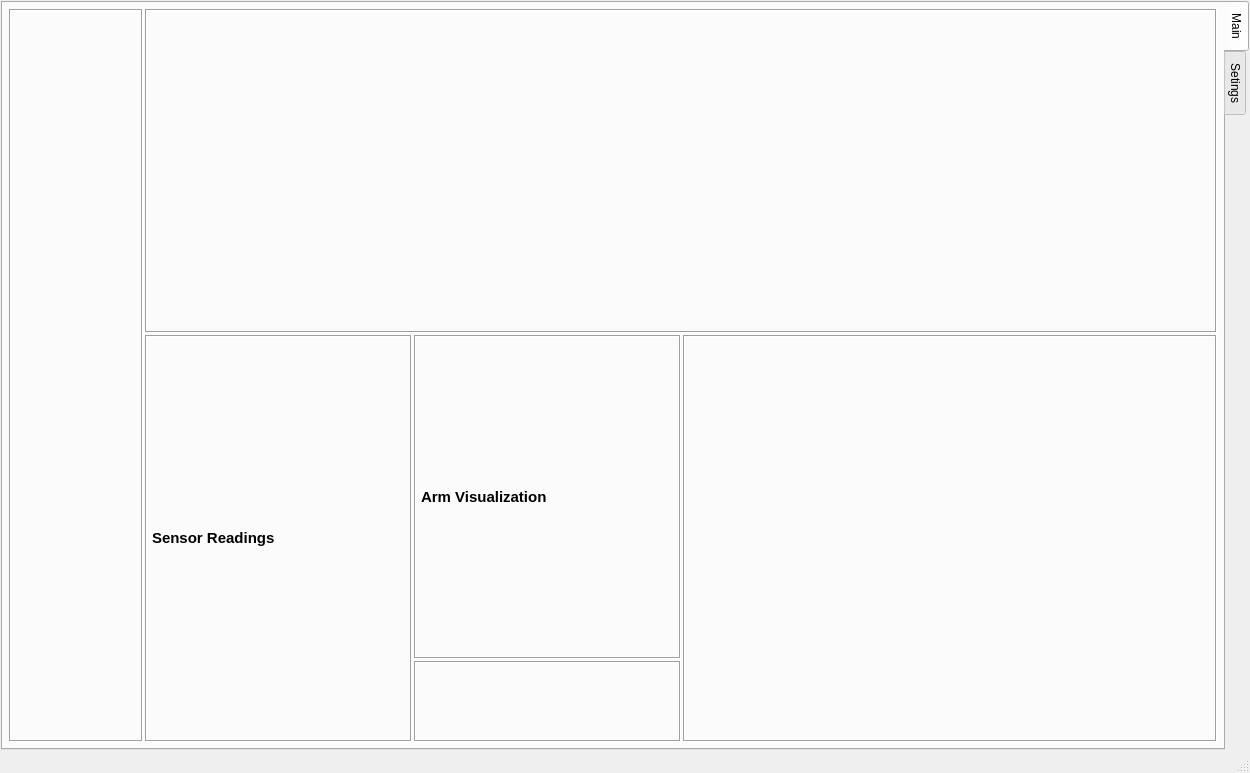
Old version of the form Prototyping/BaseStation/BaseStation UI/ui.ui in the repository huskyroboticsteam/2016-17.
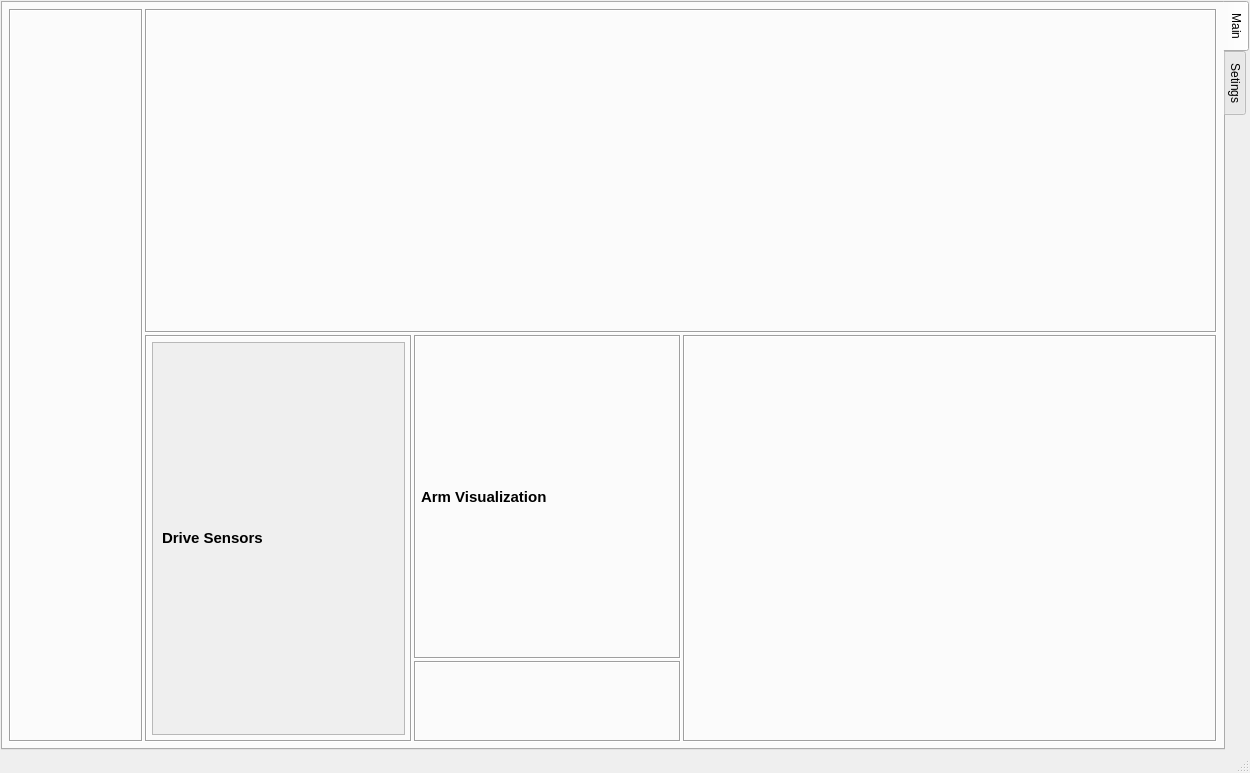
New version of the form.

Commit message: Updated sensor area to be vertically scrollable. Fixed comms to emit to correct sensor values. UI updated to get scrollable area.

The edit to the form file:
```diff
--- a/Prototyping/BaseStation/BaseStation UI/ui.ui
+++ b/Prototyping/BaseStation/BaseStation UI/ui.ui
@@ -203,42 +203,49 @@
                <number>5</number>
               </property>
               <item row="0" column="0">
+               <widget class="QScrollArea" name="scrollArea">
+                <property name="sizePolicy">
+                 <sizepolicy hsizetype="Minimum" vsizetype="Minimum">
+                  <horstretch>0</horstretch>
+                  <verstretch>0</verstretch>
+                 </sizepolicy>
+                </property>
+                <property name="widgetResizable">
+                 <bool>true</bool>
+                </property>
+                <widget class="QWidget" name="scrollAreaWidgetContents">
+                 <property name="geometry">
+                  <rect>
+                   <x>0</x>
+                   <y>0</y>
+                   <width>253</width>
+                   <height>381</height>
+                  </rect>
+                 </property>
                <layout class="QGridLayout" name="reading_container">
-                <property name="leftMargin">
-                 <number>0</number>
-                </property>
-                <property name="rightMargin">
-                 <number>0</number>
-                </property>
                 <item row="0" column="0">
                  <widget class="QLabel" name="label_9">
                   <property name="sizePolicy">
-                   <sizepolicy hsizetype="Preferred" vsizetype="Fixed">
+                     <sizepolicy hsizetype="Preferred" vsizetype="Maximum">
                     <horstretch>0</horstretch>
                     <verstretch>0</verstretch>
                    </sizepolicy>
                   </property>
                   <property name="font">
                    <font>
-                    <family>MS Shell Dlg 2</family>
                     <pointsize>11</pointsize>
                     <weight>75</weight>
                     <bold>true</bold>
-                    <kerning>true</kerning>
                    </font>
                   </property>
                   <property name="text">
-                   <string>Sensor Readings</string>
-                  </property>
-                  <property name="textFormat">
-                   <enum>Qt::LogText</enum>
-                  </property>
-                  <property name="alignment">
-                   <set>Qt::AlignLeading|Qt::AlignLeft|Qt::AlignTop</set>
+                     <string>Drive Sensors</string>
                   </property>
                  </widget>
                 </item>
                </layout>
+                </widget>
+               </widget>
               </item>
              </layout>
             </widget>
```
Lines whose indentation alone changed are shown as unchanged. The commit also changes 2 other files.
